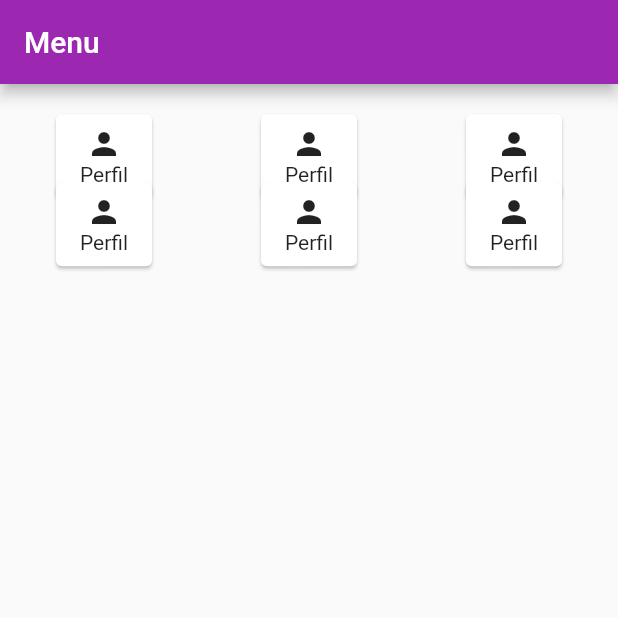
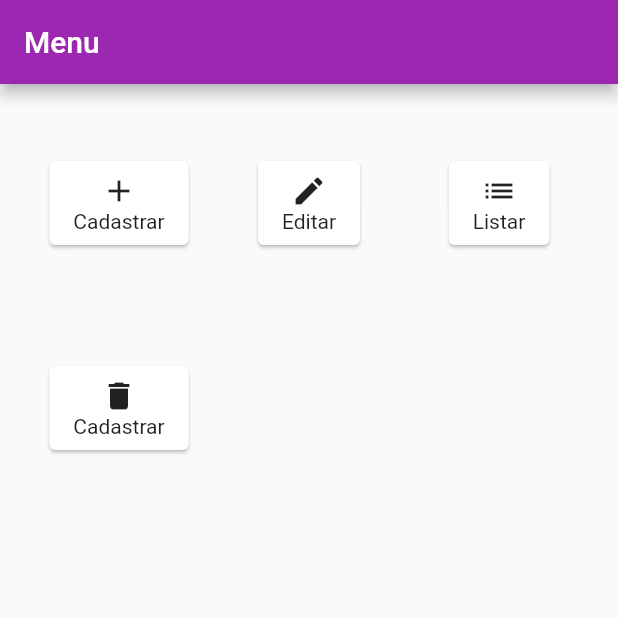
Before and after one commit to hppyft/testedesabado, a Flutter app: the screen it shows after launch, on a phone screen of 412 x 824 dp, the top half of it. Run offline on Flutter 3.47's test engine with Material 2 defaults, Android fonts, the phone set to English and light mode, and no system bars; our stand-ins replace equatable, flutter_bloc.

```diff
--- a/lib/main.dart
+++ b/lib/main.dart
@@ -1,4 +1,5 @@
 import 'package:flutter/material.dart';
 import 'package:teste_de_sabado/src/TodoApp.dart';
+import 'package:teste_de_sabado/src/presentation/routes.dart';
 
-void main() => runApp(TodoApp());
+void main() => runApp(TodoApp(TodoAppRouter()));
--- a/lib/src/TodoApp.dart
+++ b/lib/src/TodoApp.dart
@@ -1,7 +1,11 @@
 import 'package:flutter/material.dart';
+import 'package:teste_de_sabado/src/presentation/routes.dart';
 import 'package:teste_de_sabado/src/presentation/screen/HomeScreen.dart';
 
 class TodoApp extends StatelessWidget {
+  TodoAppRouter routes;
+  TodoApp(this.routes);
+
   @override
   Widget build(BuildContext context) {
     return MaterialApp(
@@ -9,7 +13,7 @@ class TodoApp extends StatelessWidget {
       theme: ThemeData(
           primarySwatch: Colors.purple,
           visualDensity: VisualDensity.adaptivePlatformDensity),
-      home: HomeScreen(),
+      onGenerateRoute: routes.onGenerateRoute,
     );
   }
 }
--- /dev/null
+++ b/lib/src/data/model/item.model.dart
@@ -0,0 +1,5 @@
+class Item {
+  String itemName;
+
+  Item(this.itemName);
+}
--- a/lib/src/data/model/menu.model.dart
+++ b/lib/src/data/model/menu.model.dart
@@ -1,9 +1,9 @@
 import 'package:flutter/material.dart';
 
 class MenuModel {
-  IconData _iconData;
-  String _text;
-  String _url;
+  IconData iconData;
+  String text;
+  String url;
 
-  MenuModel(this._iconData, this._text, this._url);
+  MenuModel(this.iconData, this.text, this.url);
 }
--- /dev/null
+++ b/lib/src/data/model/response.model.dart
@@ -0,0 +1,5 @@
+abstract class Response {}
+
+class NullResponse extends Response {}
+
+class ErrorResponse extends Response {}
--- a/lib/src/data/repository/constantes.dart
+++ b/lib/src/data/repository/constantes.dart
@@ -1,9 +1,9 @@
 import 'package:flutter/material.dart';
 import 'package:teste_de_sabado/src/data/model/menu.model.dart';
 
-class DummyMenuModel{
-  List<MenuModel> getMenuModelList(){
-    List<MenuModel> list = List.empty(growable: true)
+class DummyMenuModel {
+  static List<MenuModel> getMenuModelList() {
+    List<MenuModel> list = List.empty(growable: true);
     list.add(MenuModel(Icons.add, "Cadastrar", "/cadastrar"));
     list.add(MenuModel(Icons.edit, "Editar", "/editar"));
     list.add(MenuModel(Icons.list, "Listar", "/listar"));
--- /dev/null
+++ b/lib/src/logic/bloc/menu/menu.cubit.dart
@@ -0,0 +1,12 @@
+import 'package:flutter_bloc/flutter_bloc.dart';
+import 'package:teste_de_sabado/src/data/model/menu.model.dart';
+import 'package:teste_de_sabado/src/data/repository/constantes.dart';
+import 'package:teste_de_sabado/src/logic/bloc/menu/menu.state.dart';
+
+class MenuCubit extends Cubit<MenuState> {
+  MenuCubit()
+      : super(MenuState(menuModelList: DummyMenuModel.getMenuModelList()));
+
+  void getMenuItems() =>
+      emit(MenuState(menuModelList: DummyMenuModel.getMenuModelList()));
+}
--- /dev/null
+++ b/lib/src/logic/bloc/menu/menu.state.dart
@@ -0,0 +1,13 @@
+import 'package:equatable/equatable.dart';
+import 'package:teste_de_sabado/src/data/model/menu.model.dart';
+
+class MenuState extends Equatable {
+  List<MenuModel> menuModelList;
+
+  MenuState({
+    this.menuModelList,
+  });
+
+  @override
+  List<Object> get props => [this.menuModelList];
+}
--- /dev/null
+++ b/lib/src/presentation/routes.dart
@@ -0,0 +1,19 @@
+import 'package:flutter/cupertino.dart';
+import 'package:flutter/material.dart';
+import 'package:teste_de_sabado/src/presentation/screen/EntryScreen.dart';
+import 'package:teste_de_sabado/src/presentation/screen/HomeScreen.dart';
+
+class TodoAppRouter {
+  Route onGenerateRoute(RouteSettings routeSettings) {
+    switch (routeSettings.name) {
+      case '/':
+        return MaterialPageRoute(builder: (_) => HomeScreen());
+        break;
+      case '/cadastro':
+        return MaterialPageRoute(builder: (_) => EntryScreen());
+        break;
+      default:
+        return null;
+    }
+  }
+}
--- a/lib/src/presentation/screen/HomeScreen.dart
+++ b/lib/src/presentation/screen/HomeScreen.dart
@@ -1,39 +1,55 @@
 import 'package:flutter/material.dart';
+import 'package:flutter_bloc/flutter_bloc.dart';
+import 'package:teste_de_sabado/src/logic/bloc/menu/menu.cubit.dart';
+import 'package:teste_de_sabado/src/logic/bloc/menu/menu.state.dart';
 
 class HomeScreen extends StatelessWidget {
   @override
   Widget build(BuildContext context) {
-    return Scaffold(
+    return BlocProvider(
+      create: (context) => MenuCubit(),
+      child: Scaffold(
         appBar: AppBar(
           title: Text("Menu"),
         ),
-      body: GridView.count(
-        childAspectRatio: 3,
+        body: BlocBuilder<MenuCubit, MenuState>(
+          builder: (context, state) {
+            return GridView.count(
               padding: const EdgeInsets.all(16.0),
               mainAxisSpacing: 10,
-        crossAxisSpacing: 30,
               crossAxisCount: 3,
               children: List.generate(
-          6,
+                state.menuModelList.length,
                 (index) => Center(
                   child: Wrap(
                     alignment: WrapAlignment.center,
                     crossAxisAlignment: WrapCrossAlignment.center,
                     children: [
-                Card(
+                      InkWell(
+                        child: Card(
                           child: Padding(
-                    padding:
-                        const EdgeInsets.symmetric(vertical: 8, horizontal: 16),
+                            padding: const EdgeInsets.symmetric(
+                                vertical: 8, horizontal: 16),
                             child: Column(
                               mainAxisAlignment: MainAxisAlignment.center,
-                      children: [Icon(Icons.person), Text("Perfil")],
+                              children: [
+                                Icon(state.menuModelList[index].iconData),
+                                Text(state.menuModelList[index].text)
+                              ],
                             ),
                           ),
+                        ),
+                        onTap: () {
+                          Navigator.of(context).pushNamed('/cadastro');
+                        },
                       ),
                     ],
                   ),
                 ),
               ),
+            );
+          },
+        ),
       ),
     );
   }
```
Also changed, not shown: lib/src/logic/bloc/entry/entry.bloc.dart (added, +32 -0 lines), lib/src/logic/bloc/entry/entry.state.dart (added, +9 -0 lines), lib/src/presentation/screen/EntryScreen.dart (added, +46 -0 lines), lib/src/presentation/screen/ListingScreen.dart (added), 1 other file. Lines whose indentation alone changed are shown as unchanged.
